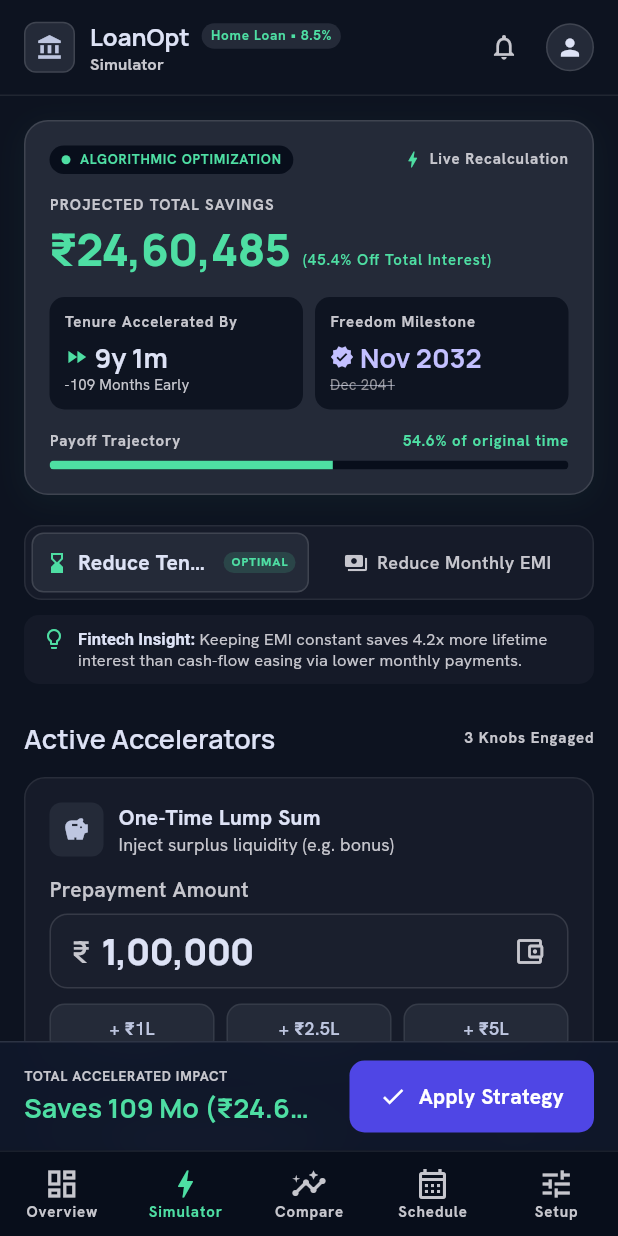
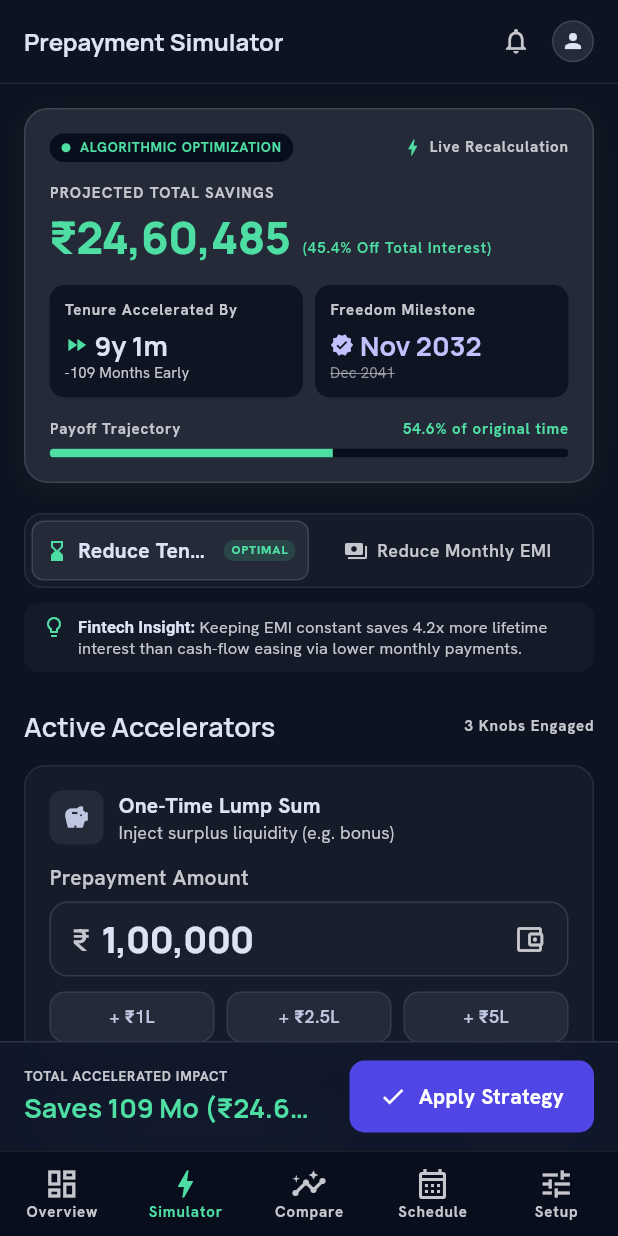
Before and after one commit to thanveeralisayed/Loan-optimizer, a Flutter app: the screen it shows after launch, after a tap on "Simulator", on a phone screen of 412 x 824 dp. Run offline on Flutter 3.47's test engine with Material 3 defaults, Android fonts, the phone set to English and light mode, and no system bars; our stand-ins replace csv, fl_chart, flutter_riverpod, google_fonts, pdf.

Commit message:
Fix: Declutter topbar, eliminate 25px bottom overflow, and streamline header across screens

```diff
--- a/lib/core/widgets/app_header.dart
+++ b/lib/core/widgets/app_header.dart
@@ -5,108 +5,142 @@ import '../theme/app_typography.dart';
 class AppHeader extends StatelessWidget implements PreferredSizeWidget {
   final String title;
   final String? rateTag;
-  final String subtitle;
+  final String? subtitle;
+  final bool showLogo;
+  final List<Widget>? actions;
   final VoidCallback? onNotificationsTap;
   final VoidCallback? onProfileTap;
 
   const AppHeader({
     super.key,
     this.title = 'LoanOpt',
-    this.rateTag = '8.50% Floating',
-    this.subtitle = 'Dashboard',
+    this.rateTag,
+    this.subtitle,
+    this.showLogo = true,
+    this.actions,
     this.onNotificationsTap,
     this.onProfileTap,
   });
 
   @override
-  Size get preferredSize => const Size.fromHeight(64);
+  Size get preferredSize => const Size.fromHeight(56.0);
 
   @override
   Widget build(BuildContext context) {
     return Container(
-      height: 64,
-      padding: const EdgeInsets.symmetric(horizontal: 16),
       decoration: BoxDecoration(
-        color: AppColors.surface.withValues(alpha: 0.85),
+        color: AppColors.surface.withValues(alpha: 0.95),
         border: const Border(
           bottom: BorderSide(color: AppColors.borderSubtle, width: 1),
         ),
       ),
       child: SafeArea(
         bottom: false,
+        child: SizedBox(
+          height: 56.0,
+          child: Padding(
+            padding: const EdgeInsets.symmetric(horizontal: 16),
             child: Row(
               mainAxisAlignment: MainAxisAlignment.spaceBetween,
+              crossAxisAlignment: CrossAxisAlignment.center,
               children: [
                 // Left: Logo & Title
-            Row(
+                Flexible(
+                  child: Row(
+                    mainAxisSize: MainAxisSize.min,
                     children: [
+                      if (showLogo) ...[
                         Container(
-                  width: 34,
-                  height: 34,
+                          width: 28,
+                          height: 28,
                           decoration: BoxDecoration(
                             color: AppColors.surfaceContainerHigh,
-                    borderRadius: BorderRadius.circular(8),
-                    border: Border.all(color: AppColors.borderLight, width: 1),
+                            borderRadius: BorderRadius.circular(6),
+                            border: Border.all(
+                              color: AppColors.borderLight,
+                              width: 1,
+                            ),
                           ),
                           child: const Icon(
                             Icons.account_balance,
-                    size: 18,
+                            size: 15,
                             color: AppColors.primary,
                           ),
                         ),
-                const SizedBox(width: 10),
-                Column(
+                        const SizedBox(width: 8),
+                      ],
+                      Flexible(
+                        child: Column(
+                          mainAxisSize: MainAxisSize.min,
                           crossAxisAlignment: CrossAxisAlignment.start,
                           mainAxisAlignment: MainAxisAlignment.center,
                           children: [
                             Row(
+                              mainAxisSize: MainAxisSize.min,
                               children: [
-                        Text(
+                                Flexible(
+                                  child: Text(
                                     title,
                                     style: AppTypography.headlineSmall.copyWith(
                                       fontSize: 16,
                                       color: AppColors.onSurface,
                                       fontWeight: FontWeight.w700,
                                     ),
+                                    overflow: TextOverflow.ellipsis,
+                                  ),
                                 ),
                                 if (rateTag != null) ...[
-                          const SizedBox(width: 8),
+                                  const SizedBox(width: 6),
                                   Container(
                                     padding: const EdgeInsets.symmetric(
-                              horizontal: 6,
-                              vertical: 2,
+                                      horizontal: 5,
+                                      vertical: 1.5,
                                     ),
                                     decoration: BoxDecoration(
                                       color: AppColors.surfaceContainerHigh,
-                              borderRadius: BorderRadius.circular(12),
+                                      borderRadius: BorderRadius.circular(4),
                                     ),
                                     child: Text(
                                       rateTag!,
                                       style: AppTypography.labelSmall.copyWith(
                                         color: AppColors.tertiary,
                                         fontSize: 9,
-                                letterSpacing: 0.5,
+                                        fontWeight: FontWeight.w600,
                                       ),
                                     ),
                                   ),
                                 ],
                               ],
                             ),
+                            if (subtitle != null) ...[
                               Text(
-                      subtitle,
+                                subtitle!,
                                 style: AppTypography.labelSmall.copyWith(
                                   color: AppColors.onSurfaceVariant,
-                        fontSize: 11,
+                                  fontSize: 10,
                                   letterSpacing: 0.1,
+                                ),
+                                overflow: TextOverflow.ellipsis,
+                              ),
+                            ],
+                          ],
                         ),
                       ),
                     ],
                   ),
-              ],
                 ),
 
+                const SizedBox(width: 8),
+
                 // Right: Actions
+                if (actions != null)
                   Row(
+                    mainAxisSize: MainAxisSize.min,
+                    children: actions!,
+                  )
+                else
+                  Row(
+                    mainAxisSize: MainAxisSize.min,
                     children: [
                       IconButton(
                         onPressed: onNotificationsTap ?? () {},
@@ -115,23 +149,27 @@ class AppHeader extends StatelessWidget implements PreferredSizeWidget {
                           color: AppColors.onSurfaceVariant,
                           size: 20,
                         ),
-                  splashRadius: 20,
+                        visualDensity: VisualDensity.compact,
+                        splashRadius: 18,
                         tooltip: 'Notifications',
                       ),
                       const SizedBox(width: 4),
                       GestureDetector(
                         onTap: onProfileTap ?? () {},
                         child: Container(
-                    width: 32,
-                    height: 32,
+                          width: 28,
+                          height: 28,
                           decoration: BoxDecoration(
                             shape: BoxShape.circle,
                             color: AppColors.surfaceContainerHigh,
-                      border: Border.all(color: AppColors.borderLight, width: 1),
+                            border: Border.all(
+                              color: AppColors.borderLight,
+                              width: 1,
+                            ),
                           ),
                           child: const Icon(
                             Icons.person,
-                      size: 18,
+                            size: 16,
                             color: AppColors.onSurface,
                           ),
                         ),
@@ -141,6 +179,8 @@ class AppHeader extends StatelessWidget implements PreferredSizeWidget {
               ],
             ),
           ),
+        ),
+      ),
     );
   }
 }
--- a/lib/features/comparator/opportunity_cost_screen.dart
+++ b/lib/features/comparator/opportunity_cost_screen.dart
@@ -29,10 +29,9 @@ class OpportunityCostScreen extends ConsumerWidget {
     final investWidthPct = (result.netInvestmentProfit / maxMetric).clamp(0.05, 1.0);
 
     return Scaffold(
-      appBar: AppHeader(
-        title: 'LoanOpt',
-        rateTag: '${loanConfig.annualInterestRate.toStringAsFixed(2)}% Floating',
-        subtitle: 'Compare',
+      appBar: const AppHeader(
+        title: 'Opportunity Cost',
+        showLogo: false,
       ),
       body: SingleChildScrollView(
         padding: const EdgeInsets.symmetric(horizontal: 16, vertical: 16),
--- a/lib/features/dashboard/loan_overview_screen.dart
+++ b/lib/features/dashboard/loan_overview_screen.dart
@@ -43,11 +43,8 @@ class LoanOverviewScreen extends ConsumerWidget {
         : 0.0;
 
     return Scaffold(
-      appBar: AppHeader(
+      appBar: const AppHeader(
         title: 'LoanOpt',
-        rateTag:
-            '${config.annualInterestRate.toStringAsFixed(2)}% ${config.rateType.displayName}',
-        subtitle: 'Dashboard',
       ),
       body: SingleChildScrollView(
         padding: const EdgeInsets.symmetric(horizontal: 16, vertical: 16),
--- a/lib/features/loan_setup/loan_setup_screen.dart
+++ b/lib/features/loan_setup/loan_setup_screen.dart
@@ -50,10 +50,9 @@ class _LoanSetupScreenState extends ConsumerState<LoanSetupScreen> {
     final monthsRemainder = config.tenureMonths % 12;
 
     return Scaffold(
-      appBar: AppHeader(
-        title: 'LoanOpt',
-        rateTag: '${config.annualInterestRate.toStringAsFixed(1)}% ${config.rateType.displayName}',
-        subtitle: 'New Loan Setup',
+      appBar: const AppHeader(
+        title: 'Configure Loan',
+        showLogo: false,
       ),
       body: SingleChildScrollView(
         padding: const EdgeInsets.symmetric(horizontal: 16, vertical: 16),
--- a/lib/features/schedule/amortization_schedule_screen.dart
+++ b/lib/features/schedule/amortization_schedule_screen.dart
@@ -77,42 +77,17 @@ class _AmortizationScheduleScreenState
 
     return Scaffold(
       appBar: AppHeader(
-        title: 'LoanOpt',
-        rateTag: 'Active • ${config.annualInterestRate.toStringAsFixed(1)}%',
-        subtitle: 'Schedule',
-      ),
-      body: SingleChildScrollView(
-        padding: const EdgeInsets.symmetric(horizontal: 16, vertical: 16),
-        child: Column(
-          crossAxisAlignment: CrossAxisAlignment.start,
-          children: [
-            // Header with CSV & PDF Export Action Pills
-            Row(
-              mainAxisAlignment: MainAxisAlignment.spaceBetween,
-              children: [
-                Column(
-                  crossAxisAlignment: CrossAxisAlignment.start,
-                  children: [
-                    Text(
-                      'Amortization Schedule',
-                      style: AppTypography.headlineMedium.copyWith(
-                        fontWeight: FontWeight.w700,
-                      ),
-                    ),
-                    Text(
+        title: 'Amortization Schedule',
+        subtitle:
             '${config.tenureMonths ~/ 12}-Year Term • ${config.rateType.displayName} ${config.annualInterestRate.toStringAsFixed(2)}%',
-                      style: AppTypography.bodySmall,
-                    ),
-                  ],
-                ),
-                Row(
-                  children: [
+        showLogo: false,
+        actions: [
           _buildExportPill(
             label: 'CSV',
             icon: Icons.table_chart_outlined,
             onTap: () => _exportCsv(result),
           ),
-                    const SizedBox(width: 8),
+          const SizedBox(width: 6),
           _buildExportPill(
             label: 'PDF',
             icon: Icons.picture_as_pdf_outlined,
@@ -120,11 +95,11 @@ class _AmortizationScheduleScreenState
           ),
         ],
       ),
-              ],
-            ),
-
-            const SizedBox(height: 16),
-
+      body: SingleChildScrollView(
+        padding: const EdgeInsets.symmetric(horizontal: 16, vertical: 16),
+        child: Column(
+          crossAxisAlignment: CrossAxisAlignment.start,
+          children: [
             // Segmented Tab Bar (Yearly vs Monthly)
             SegmentedControlPill<ScheduleViewMode>(
               options: const [
--- a/lib/features/simulator/prepayment_strategy_simulator_screen.dart
+++ b/lib/features/simulator/prepayment_strategy_simulator_screen.dart
@@ -44,7 +44,6 @@ class _PrepaymentStrategySimulatorScreenState
 
   @override
   Widget build(BuildContext context) {
-    final config = ref.watch(loanConfigProvider);
     final plan = ref.watch(prepaymentPlanProvider);
     final planNotifier = ref.read(prepaymentPlanProvider.notifier);
     final result = ref.watch(amortizationResultProvider);
@@ -64,11 +63,9 @@ class _PrepaymentStrategySimulatorScreenState
         : 100.0;
 
     return Scaffold(
-      appBar: AppHeader(
-        title: 'LoanOpt',
-        rateTag:
-            '${config.loanType.displayName} • ${config.annualInterestRate.toStringAsFixed(1)}%',
-        subtitle: 'Simulator',
+      appBar: const AppHeader(
+        title: 'Prepayment Simulator',
+        showLogo: false,
       ),
       body: Stack(
         children: [
```
Lines whose indentation alone changed are shown as unchanged.
